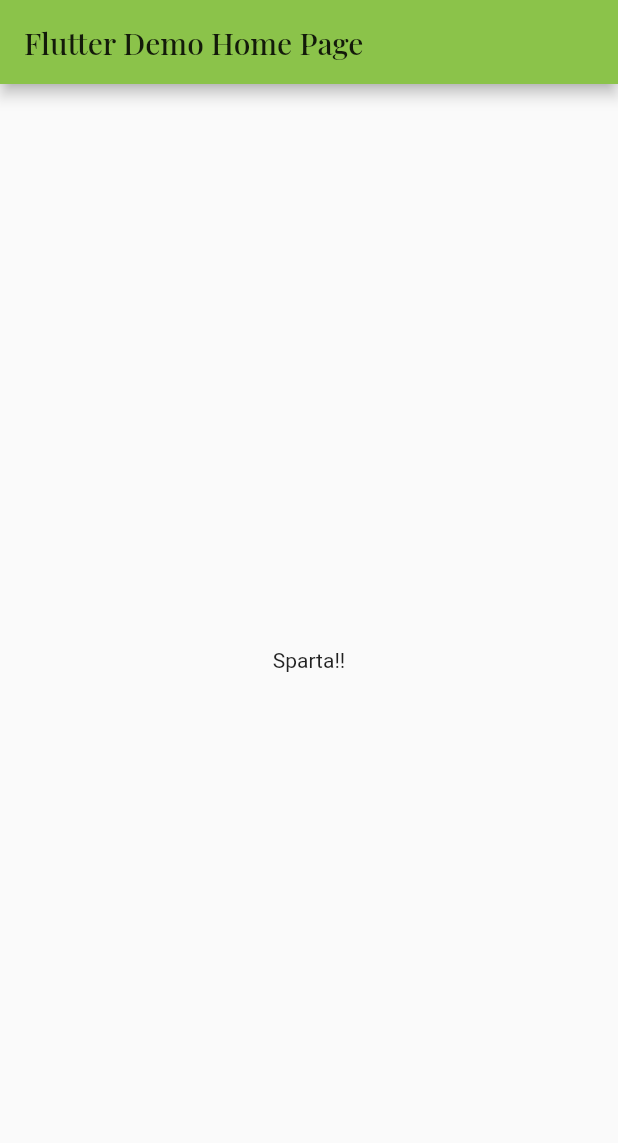
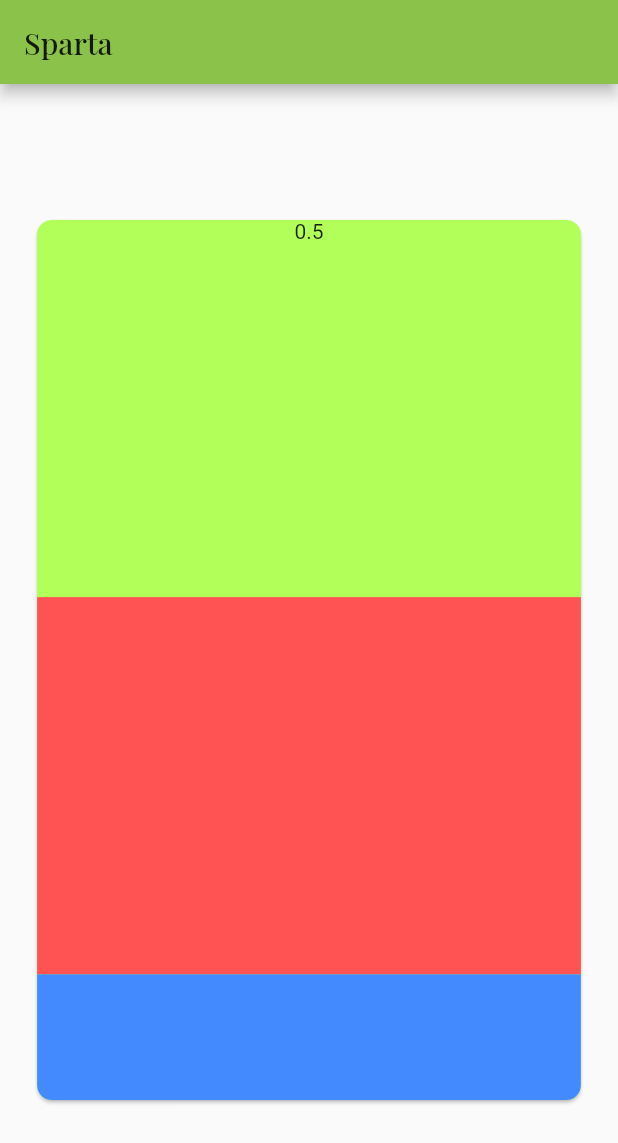
Before and after one commit to shaw8wit/flutter-ui, a Flutter app: the screen it shows after launch, on a phone screen of 412 x 824 dp. Shown: the top 1143 px of the screen. Run offline on Flutter 3.47's test engine with Material 2 defaults, Android fonts, the phone set to English and light mode, and no system bars.

Commit message:
1st skeleton

```diff
--- a/lib/main.dart
+++ b/lib/main.dart
@@ -12,27 +12,58 @@ class MyApp extends StatelessWidget {
       theme: ThemeData(
         primarySwatch: Colors.lightGreen,
       ),
-      home: MyHomePage(title: 'Flutter Demo Home Page'),
+      home: MyHomePage(),
     );
   }
 }
 
-class MyHomePage extends StatefulWidget {
-  MyHomePage({Key key, this.title}) : super(key: key);
-  final String title;
-
-  @override
-  _MyHomePageState createState() => _MyHomePageState();
-}
-
-class _MyHomePageState extends State<MyHomePage> {
+class MyHomePage extends StatelessWidget {
   @override
   Widget build(BuildContext context) {
+    var display = MediaQuery.of(context).size;
     return Scaffold(
-      appBar: AppBar(title: Text(widget.title, style: TextStyle(fontFamily: 'PlayfairDisplay'))),
-      body: Center(
-        child: Text("Sparta!!"),
-      ), // This trailing comma makes auto-formatting nicer for build methods.
+      appBar: AppBar(
+        title: Text(
+          "Sparta",
+          style: TextStyle(fontFamily: 'PlayfairDisplay'),
+        ),
+      ),
+      body: Card(
+        color: Colors.lightGreenAccent,
+        margin: EdgeInsets.symmetric(
+          horizontal: display.width * 0.06,
+          vertical: display.height * 0.11,
+        ),
+        shape: RoundedRectangleBorder(
+          borderRadius: BorderRadius.circular(10),
+        ),
+        child: ClipRRect(
+          borderRadius: BorderRadius.circular(10),
+          child: Column(
+            children: [
+              Expanded(
+                flex: 3,
+                child: Container(
+                  color: Colors.transparent,
+                  child: Text('${display.aspectRatio}'),
+                ),
+              ),
+              Expanded(
+                flex: 3,
+                child: Container(
+                  color: Colors.redAccent,
+                ),
+              ),
+              Expanded(
+                flex: 1,
+                child: Container(
+                  color: Colors.blueAccent,
+                ),
+              ),
+            ],
+          ),
+        ),
+      ),
     );
   }
 }
```
Also changed, not shown: pubspec.lock.
